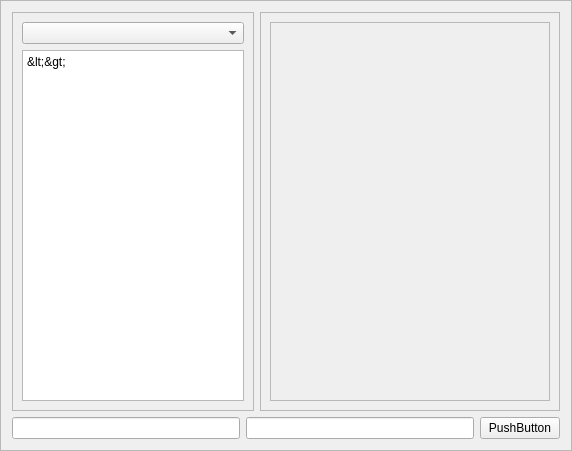
The window that ui/op_builder.ui (slaclab/paws) describes before a commit, drawn with Qt 5.
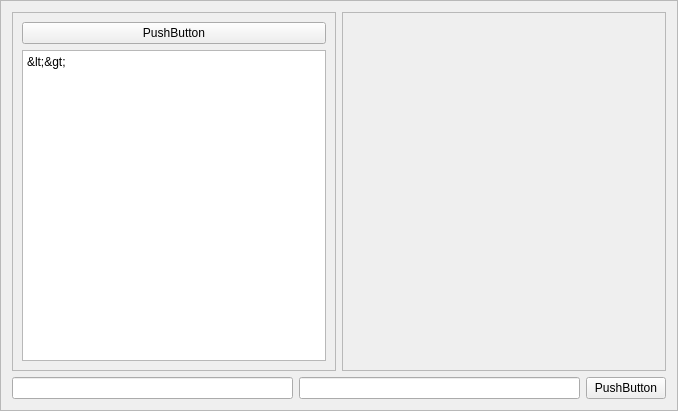
The same window after the commit.

Diff of the .ui file:
```diff
--- a/ui/op_builder.ui
+++ b/ui/op_builder.ui
@@ -6,8 +6,8 @@
    <rect>
     <x>0</x>
     <y>0</y>
-    <width>572</width>
-    <height>451</height>
+    <width>678</width>
+    <height>411</height>
    </rect>
   </property>
   <property name="windowTitle">
@@ -30,7 +30,11 @@
      </property>
      <layout class="QVBoxLayout" name="verticalLayout_4">
       <item>
-       <widget class="QComboBox" name="op_selector"/>
+       <widget class="QPushButton" name="op_selector">
+        <property name="text">
+         <string>PushButton</string>
+        </property>
+       </widget>
       </item>
       <item>
        <widget class="QPlainTextEdit" name="op_info">
@@ -46,22 +50,7 @@
     </widget>
    </item>
    <item row="0" column="1">
-    <widget class="QFrame" name="arg_frame">
-     <property name="minimumSize">
-      <size>
-       <width>300</width>
-       <height>0</height>
-      </size>
-     </property>
-     <property name="frameShape">
-      <enum>QFrame::StyledPanel</enum>
-     </property>
-     <property name="frameShadow">
-      <enum>QFrame::Raised</enum>
-     </property>
-     <layout class="QVBoxLayout" name="verticalLayout_3">
-      <item>
-       <widget class="QScrollArea" name="scrollArea">
+    <widget class="QScrollArea" name="arg_frame">
         <property name="widgetResizable">
          <bool>true</bool>
         </property>
@@ -70,8 +59,8 @@
           <rect>
            <x>0</x>
            <y>0</y>
-           <width>278</width>
-           <height>374</height>
+        <width>324</width>
+        <height>354</height>
           </rect>
          </property>
          <layout class="QGridLayout" name="gridLayout_4">
@@ -81,9 +70,6 @@
          </layout>
          <zorder></zorder>
         </widget>
-       </widget>
-      </item>
-     </layout>
     </widget>
    </item>
    <item row="1" column="0" colspan="2">
```
Lines whose indentation alone changed are shown as unchanged.
